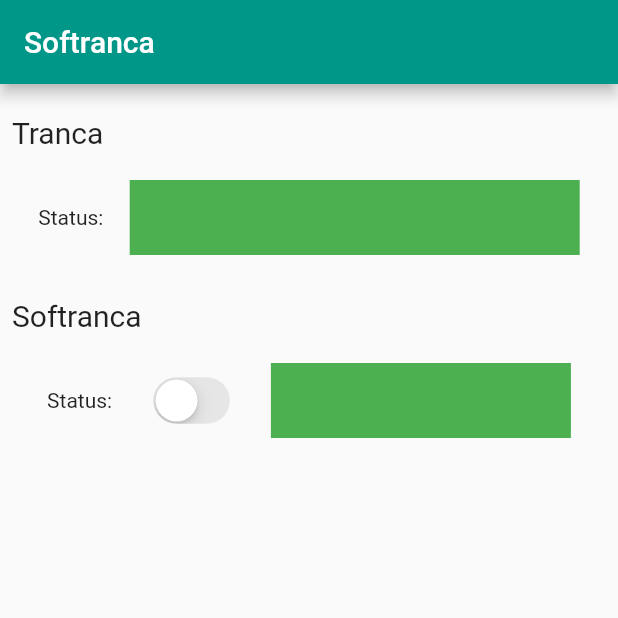
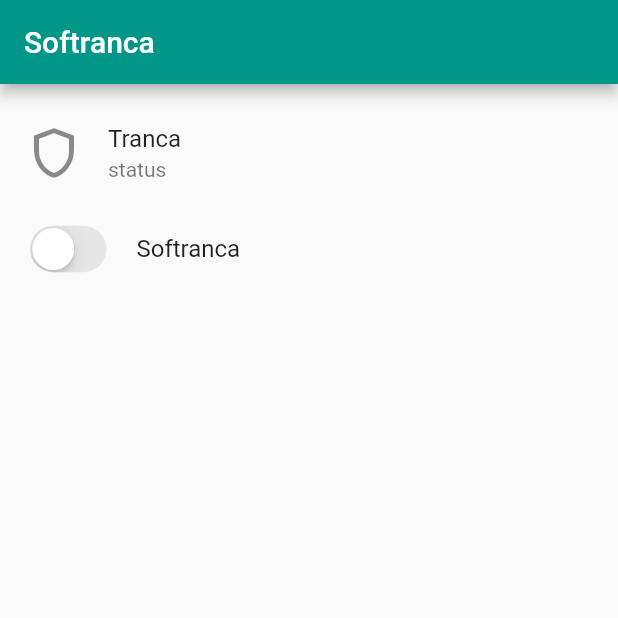
Before and after one commit to Wamedera/softranca, a Flutter app: the screen it shows after launch, on a phone screen of 412 x 824 dp, the top half of it. Run offline on Flutter 3.47's test engine with Material 2 defaults, Android fonts, the phone set to English and light mode, and no system bars.

Commit message:
alterados componentes da tela

```diff
--- a/softranca_app/lib/my_app.dart
+++ b/softranca_app/lib/my_app.dart
@@ -33,63 +33,38 @@ class _MyHomePageState extends State<MyHomePage> {
       appBar: AppBar(
         title: const Text("Softranca"),
       ),
-      body: Column(
-        crossAxisAlignment: CrossAxisAlignment.start,
+      body: ListView(
+        padding: const EdgeInsets.symmetric(vertical: 10),
         children: [
-          const Padding(
-            padding: EdgeInsets.all(8.0),
-            child: Text(
-              "Tranca",
-              style: TextStyle(fontSize: 20, height: 2),
+          _tranca
+              ? const ListTile(
+                  leading: Icon(
+                    Icons.shield,
+                    size: 40,
                   ),
+                  title: Text("Tranca"),
+                  subtitle: Text("status"),
+                )
+              : const ListTile(
+                  leading: Icon(
+                    Icons.shield_outlined,
+                    size: 40,
                   ),
-          Padding(
-            padding: const EdgeInsets.all(8.0),
-            child: Expanded(
-              child: Row(
-                children: [
-                  Text("Status:"),
-                  Container(
-                    color: Colors.green,
-                    width: 300,
-                    height: 50,
-                  )
-                ],
-                mainAxisAlignment: MainAxisAlignment.spaceEvenly,
+                  title: Text("Tranca"),
+                  subtitle: Text("status"),
                 ),
-            ),
-          ),
-          const Padding(
-            padding: EdgeInsets.all(8.0),
-            child: Text(
-              "Softranca",
-              style: TextStyle(fontSize: 20, height: 2),
-            ),
-          ),
-          Padding(
-            padding: const EdgeInsets.all(8.0),
-            child: Expanded(
-              child: Row(
-                children: [
-                  Text("Status:"),
-                  CupertinoSwitch(
+          ListTile(
+            leading: CupertinoSwitch(
               value: _softranca,
               onChanged: (value) {
                 setState(() {
                   _softranca = value;
                 });
+                print(_softranca);
               },
             ),
-                  Container(
-                    color: Colors.green,
-                    width: 200,
-                    height: 50,
+            title: const Text("Softranca"),
           )
-                ],
-                mainAxisAlignment: MainAxisAlignment.spaceEvenly,
-              ),
-            ),
-          ),
         ],
       ),
     );
```
Lines whose indentation alone changed are shown as unchanged.
